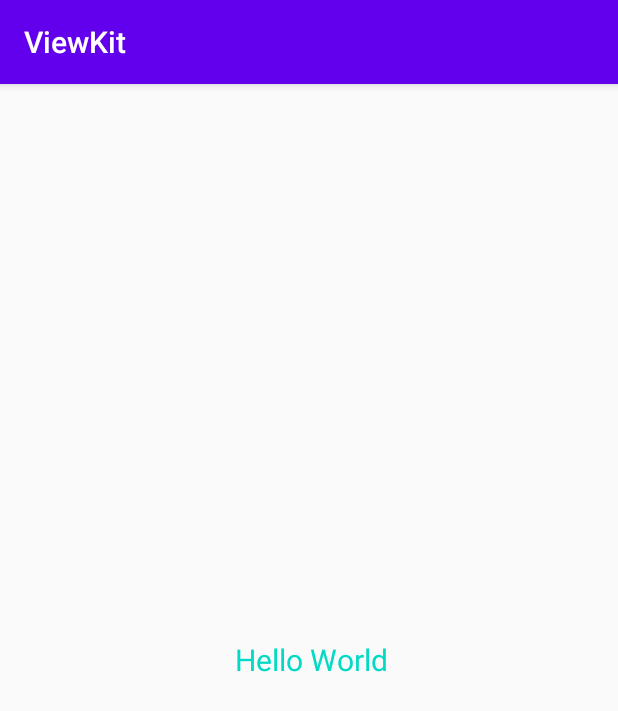
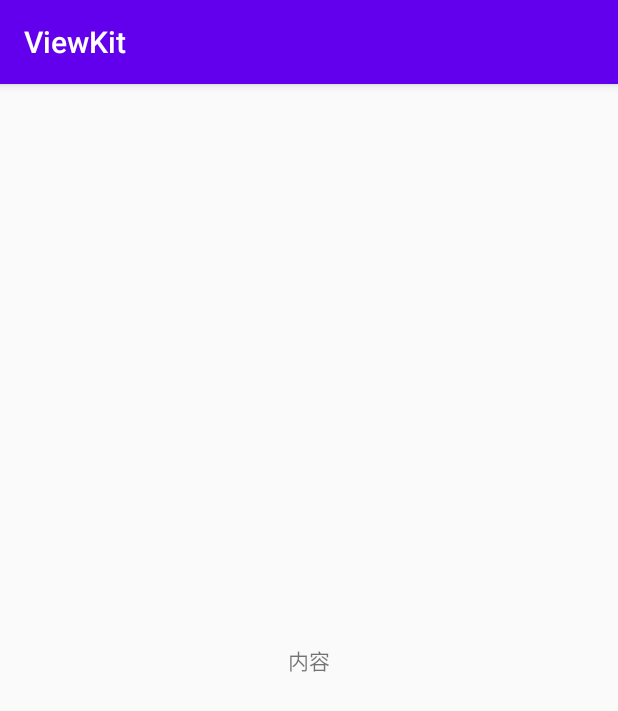
Before and after one commit to wds1204/ViewKit, an Android app: the screen it shows after launch (MainActivity), on a phone screen of 412 x 824 dp. Shown: the top 711 px of the screen. Run offline under Robolectric (Android 15) with nearby library versions, the phone set to English and light mode, and no system bars.

Commit message:
自定义侧滑View

```diff
--- a/app/src/main/java/com/wds/viewkit/MainActivity.java
+++ b/app/src/main/java/com/wds/viewkit/MainActivity.java
@@ -1,10 +1,6 @@
 package com.wds.viewkit;
 
-import android.animation.ObjectAnimator;
-import android.animation.ValueAnimator;
 import android.os.Bundle;
-import android.util.Log;
-import android.view.animation.DecelerateInterpolator;
 
 import com.wds.viewkit.widget.ColorTrackTextView;
 import com.wds.viewkit.widget.StepView;
@@ -18,31 +14,31 @@ public class MainActivity extends AppCompatActivity {
     @Override
     protected void onCreate(Bundle savedInstanceState) {
         super.onCreate(savedInstanceState);
-        setContentView(R.layout.activity_main);
+        setContentView(R.layout.slide_main);
 
-        changeTextColor();
+//        changeTextColor();
     }
 
-    public void changeTextColor() {
-        colorTrackTextView = findViewById(R.id.colorTrackTextView);
-        colorTrackTextView.setmDirection(ColorTrackTextView.Direction.DIRECTION_RIGHT);//设置从右到左
-        ValueAnimator valueAnimator = ObjectAnimator.ofFloat(0, 1);
-        valueAnimator.setDuration(3000);
-        valueAnimator.setInterpolator(new DecelerateInterpolator());
-//        valueAnimator.setRepeatMode(ValueAnimator.RESTART);
-//        valueAnimator.setRepeatCount(2);
-        valueAnimator.addUpdateListener(new ValueAnimator.AnimatorUpdateListener() {
-            @Override
-            public void onAnimationUpdate(ValueAnimator animation) {
-                float currentStep = (float) animation.getAnimatedValue();
-                colorTrackTextView.setmCurrentProgress(currentStep);
-            }
-        });
-        valueAnimator.setStartDelay(500);
-        valueAnimator.start();
-
-
-    }
+//    public void changeTextColor() {
+//        colorTrackTextView = findViewById(R.id.colorTrackTextView);
+//        colorTrackTextView.setmDirection(ColorTrackTextView.Direction.DIRECTION_RIGHT);//设置从右到左
+//        ValueAnimator valueAnimator = ObjectAnimator.ofFloat(0, 1);
+//        valueAnimator.setDuration(3000);
+//        valueAnimator.setInterpolator(new DecelerateInterpolator());
+////        valueAnimator.setRepeatMode(ValueAnimator.RESTART);
+////        valueAnimator.setRepeatCount(2);
+//        valueAnimator.addUpdateListener(new ValueAnimator.AnimatorUpdateListener() {
+//            @Override
+//            public void onAnimationUpdate(ValueAnimator animation) {
+//                float currentStep = (float) animation.getAnimatedValue();
+//                colorTrackTextView.setmCurrentProgress(currentStep);
+//            }
+//        });
+//        valueAnimator.setStartDelay(500);
+//        valueAnimator.start();
+//
+//
+//    }
 //    public void setSteps(){
 //                stepView = findViewById(R.id.stepview);
 //        stepView.setMaxStep(4000);
--- /dev/null
+++ b/app/src/main/java/com/wds/viewkit/widget/SlideView.java
@@ -0,0 +1,220 @@
+package com.wds.viewkit.widget;
+
+import android.content.Context;
+import android.content.res.Resources;
+import android.content.res.TypedArray;
+import android.util.AttributeSet;
+import android.util.DisplayMetrics;
+import android.util.Log;
+import android.util.TypedValue;
+import android.view.GestureDetector;
+import android.view.MotionEvent;
+import android.view.View;
+import android.view.ViewGroup;
+import android.widget.HorizontalScrollView;
+import android.widget.ImageView;
+
+import com.wds.viewkit.R;
+
+public class SlideView extends HorizontalScrollView {
+    private final GestureDetector gestureDetector;
+    private final Context mContext;
+    private final int mMenuWidth;
+    private View mMenuView;
+    ;//菜单View,
+    private View mContentView;//内容View
+    private ImageView mShadowIv;
+    private boolean mMenuIsOpen;
+    private boolean isIntercept;
+
+    public SlideView(Context context) {
+        this(context, null);
+    }
+
+    public SlideView(Context context, AttributeSet attrs) {
+        this(context, attrs, 0);
+    }
+
+    public SlideView(Context context, AttributeSet attrs, int defStyleAttr) {
+        super(context, attrs, defStyleAttr);
+
+        // 获取自定义的右边留出的宽度
+        TypedArray array = context.obtainStyledAttributes(attrs, R.styleable.SlideView);
+        float rightPadding = array.getDimension(
+                R.styleable.SlideView_rightPadding, dip2px(50));
+
+        // 4.1.2 计算菜单的宽度 = 屏幕的宽度 - 自定义右边留出的宽度
+        mMenuWidth = (int) (getScreenWidth() - rightPadding);
+        array.recycle();
+
+        gestureDetector = new GestureDetector(context, new GestureDetector.SimpleOnGestureListener() {
+
+            @Override public boolean onFling(MotionEvent e1, MotionEvent e2, float velocityX, float velocityY) {
+                Log.e("TAG", "velocityX===" + velocityX);
+                /*快速滑动*/
+                if (mMenuIsOpen) {
+                    if (velocityX < -500) {
+                        toggleMenu();
+                        return true;
+                    }
+                } else {
+                    if (velocityX > 500) {
+                        toggleMenu();
+                        return true;
+                    }
+                }
+
+
+                return super.onFling(e1, e2, velocityX, velocityY);
+            }
+        });
+
+        mContext = context;
+    }
+
+    /**
+     * 切换菜单的状态
+     */
+    private void toggleMenu() {
+        if (mMenuIsOpen) {
+            closeMenu();
+        } else {
+            openMenu();
+        }
+    }
+
+
+    /**
+     * 把dip 转成像素
+     */
+    private float dip2px(int dip) {
+        return TypedValue.applyDimension(
+                TypedValue.COMPLEX_UNIT_DIP, dip, getResources().getDisplayMetrics());
+    }
+    /*实例化布局结束*/
+    @Override protected void onFinishInflate() {
+        super.onFinishInflate();
+        /*指定菜单和内容View的宽高*/
+        //获取根View的外层容器 LinearLayout
+        ViewGroup container = (ViewGroup) getChildAt(0);
+
+        int containerChildCount = container.getChildCount();
+        if (containerChildCount > 2) {
+            throw new IllegalStateException("SlidingMenu 根布局LinearLayout下面只允许两个布局,菜单布局和主页内容布局");
+        }
+        /*容器中的菜单布局和内容布局*/
+        mMenuView = container.getChildAt(0);
+
+        mContentView = container.getChildAt(1);
+
+        // 3.指定内容和菜单布局的宽度
+        // 3.1 菜单的宽度 = 屏幕的宽度 - 自定义的右边留出的宽度
+        mMenuView.getLayoutParams().width = mMenuWidth;
+        // 3.2 内容的宽度 = 屏幕的宽度
+        mContentView.getLayoutParams().width = getScreenWidth();
+
+        mMenuView.getLayoutParams().width = mMenuWidth;
+
+        mContentView.getLayoutParams().width = getScreenWidth();
+
+    }
+
+    @Override protected void onLayout(boolean changed, int l, int t, int r, int b) {
+        super.onLayout(changed, l, t, r, b);
+        // 布局指定后会从新摆放子布局，当其摆放完毕后，让菜单滚动到不可见状态
+        if (changed) {
+            scrollTo(mMenuWidth, 0);
+        }
+    }
+
+
+    /**
+     * 打开菜单
+     */
+    private void openMenu() {
+        smoothScrollTo(0, 0);
+        mMenuIsOpen = true;
+    }
+
+    /**
+     * 关闭菜单
+     */
+    private void closeMenu() {
+        smoothScrollTo(mMenuWidth, 0);
+        mMenuIsOpen = false;
+    }
+
+
+    /**
+     * 获取屏幕的宽度
+     */
+    public int getScreenWidth() {
+        Resources resources = this.getResources();
+        DisplayMetrics dm = resources.getDisplayMetrics();
+        return dm.widthPixels;
+    }
+
+    @Override public boolean onInterceptTouchEvent(MotionEvent ev) {
+        isIntercept=false;
+        if (mMenuIsOpen) {
+            float currentX = ev.getX();
+
+            if (currentX > mMenuWidth) {
+                closeMenu();
+                isIntercept=true;
+                return true;
+            }
+        }
+
+        return super.onInterceptTouchEvent(ev);
+    }
+
+    @Override public boolean dispatchTouchEvent(MotionEvent ev) {
+        return super.dispatchTouchEvent(ev);
+    }
+
+    @Override public boolean onTouchEvent(MotionEvent ev) {
+        if(isIntercept) {
+            return true;
+        }
+
+        if (gestureDetector.onTouchEvent(ev)) {
+            return true;
+        }
+
+        switch (ev.getAction()) {
+            case MotionEvent.ACTION_UP:
+                int scrollX = getScrollX();
+                Log.e("TAG", "scrollX====" + scrollX);
+                if (scrollX > mMenuWidth / 2) {
+                    closeMenu();
+                } else {
+                    openMenu();
+                }
+                return false;
+//                break;
+        }
+
+        return super.onTouchEvent(ev);
+    }
+
+
+    @Override
+    protected void onScrollChanged(int l, int t, int oldl, int oldt) {
+        super.onScrollChanged(l, t, oldl, oldt);
+
+
+        // l 是 当前滚动的x距离  在滚动的时候会不断反复的回调这个方法
+        Log.e("TAG", "onScrollChanged=========" + l + "");
+        // 6. 实现菜单左边抽屉样式的动画效果
+//        mMenuView.setTranslationX(l*0.8f);
+
+        // 7.给内容添加阴影效果 - 计算梯度值
+//        float gradientValue = l * 1f / mMenuWidth;// 这是  1 - 0 变化的值
+
+//         7.给内容添加阴影效果 - 给阴影的View指定透明度   0 - 1 变化的值
+//        float shadowAlpha = 1 - gradientValue;
+//        mShadowIv.setAlpha(shadowAlpha);
+
+    }
+}
--- /dev/null
+++ b/app/src/main/res/layout/slide_main.xml
@@ -0,0 +1,38 @@
+<?xml version="1.0" encoding="utf-8"?>
+<com.wds.viewkit.widget.SlideView xmlns:android="http://schemas.android.com/apk/res/android"
+    xmlns:app="http://schemas.android.com/apk/res-auto"
+    xmlns:tools="http://schemas.android.com/tools"
+    android:layout_width="match_parent"
+    android:layout_height="match_parent"
+    tools:context=".MainActivity">
+
+
+
+    <LinearLayout
+        android:layout_width="wrap_content"
+        android:layout_height="match_parent"
+        >
+        <LinearLayout
+            android:gravity="center"
+            android:background="@color/colorAccent"
+            android:layout_width="wrap_content"
+            android:layout_height="match_parent">
+            <TextView
+                android:text="菜单"
+                android:layout_width="wrap_content"
+                android:layout_height="wrap_content"/>
+        </LinearLayout>
+
+        <LinearLayout
+            android:gravity="center"
+                android:layout_width="wrap_content"
+            android:layout_height="match_parent">
+            <TextView
+                android:text="内容"
+                android:layout_width="wrap_content"
+                android:layout_height="wrap_content"/>
+
+
+        </LinearLayout>
+    </LinearLayout>
+</com.wds.viewkit.widget.SlideView>
--- a/app/src/main/res/values/arrts.xml
+++ b/app/src/main/res/values/arrts.xml
@@ -12,4 +12,8 @@
         <attr name="startColor" format="color"/>
         <attr name="endColor" format="color"/>
     </declare-styleable>
+
+    <declare-styleable name="SlideView">
+        <attr name="rightPadding" format="dimension"/>
+    </declare-styleable>
 </resources>
```
Also changed, not shown: app/src/main/java/com/wds/viewkit/widget/StepView.java (+10 -0 lines).
